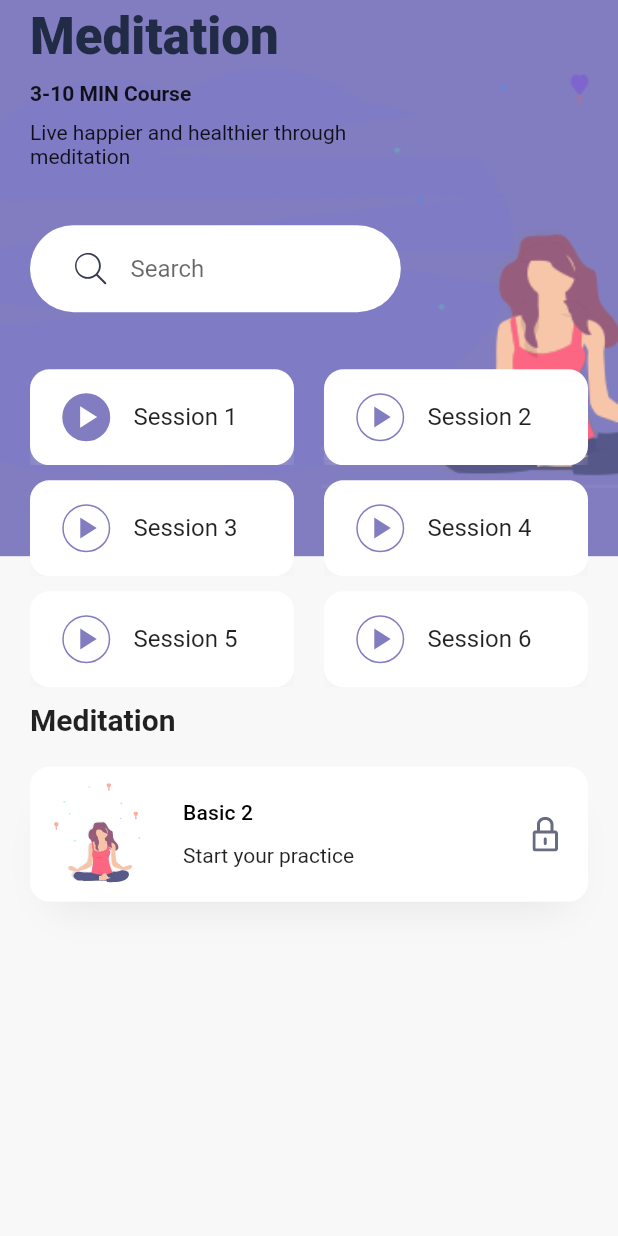
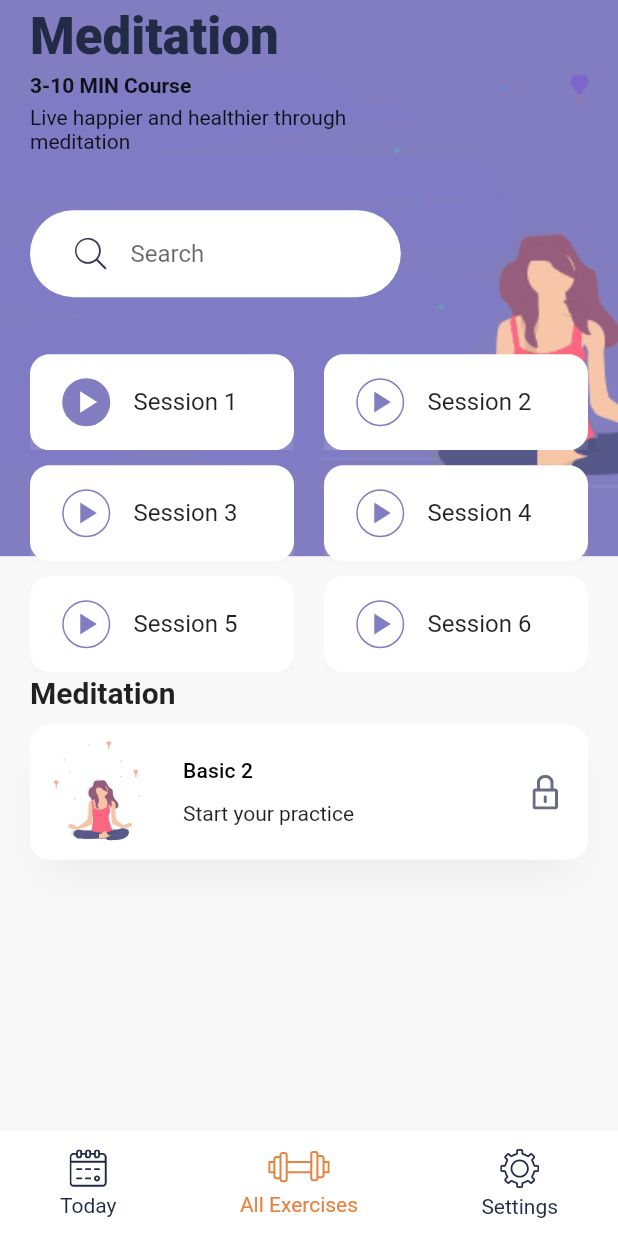
Before and after one commit to johnwanjema/Gym-It, a Flutter app: the DetailsScreen screen opened directly, on a phone screen of 412 x 824 dp. Run offline on Flutter 3.47's test engine with Material 2 defaults, Android fonts, the phone set to English and light mode, and no system bars; our stand-ins replace flutter_svg.

Commit message:
addd bottom nav

```diff
--- a/lib/screens/details_screen.dart
+++ b/lib/screens/details_screen.dart
@@ -1,6 +1,7 @@
 import 'package:flutter/material.dart';
 import 'package:flutter_svg/flutter_svg.dart';
 import 'package:the_flutter_way/constants.dart';
+import 'package:the_flutter_way/widgets/bottom_nav_bar.dart';
 import 'package:the_flutter_way/widgets/search_bar.dart';
 import 'package:the_flutter_way/widgets/session_card.dart';
 
@@ -9,6 +10,7 @@ class DetailsScreen extends StatelessWidget {
   Widget build(BuildContext context) {
     var size = MediaQuery.of(context).size; //give height and width of device
     return Scaffold(
+      bottomNavigationBar: BottomNavBar(),
       body: Stack(
         children: <Widget>[
           Container(
@@ -35,14 +37,14 @@ class DetailsScreen extends StatelessWidget {
                         .copyWith(fontWeight: FontWeight.w900),
                   ),
                   SizedBox(
-                    height: 10,
+                    height: 5,
                   ),
                   Text(
                     '3-10 MIN Course',
                     style: TextStyle(fontWeight: FontWeight.bold),
                   ),
                   SizedBox(
-                    height: 10,
+                    height: 5,
                   ),
                   SizedBox(
                       width: size.width * .6,
@@ -67,7 +69,7 @@ class DetailsScreen extends StatelessWidget {
                     ],
                   ),
                   SizedBox(
-                    height: 10,
+                    height: 2,
                   ),
                   Text(
                     'Meditation',
@@ -77,7 +79,7 @@ class DetailsScreen extends StatelessWidget {
                         .copyWith(fontWeight: FontWeight.bold),
                   ),
                   Container(
-                    margin: EdgeInsets.symmetric(vertical: 20),
+                    margin: EdgeInsets.symmetric(vertical: 10),
                     padding: EdgeInsets.all(10),
                     height: 90,
                     decoration: BoxDecoration(
```
